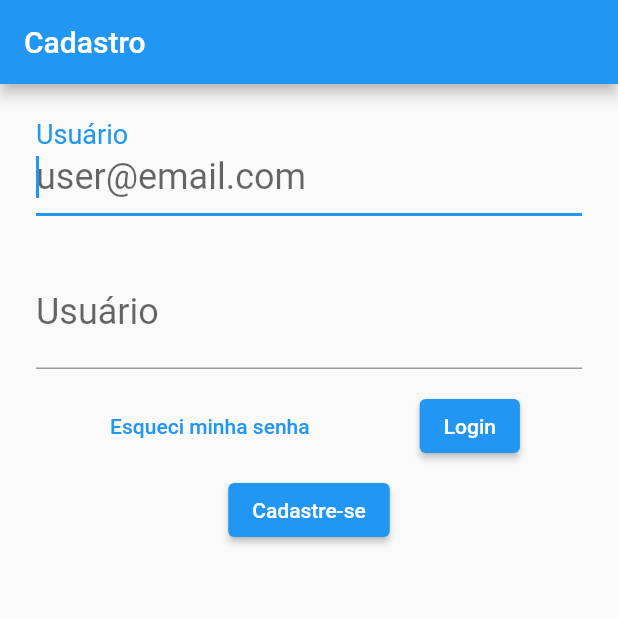
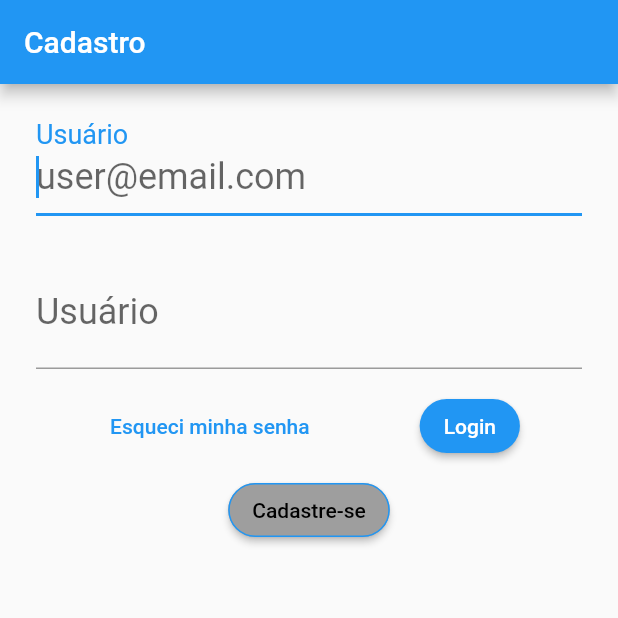
Before and after one commit to rafaelst97/guia_do_calouro, a Flutter app: the screen it shows after launch, on a phone screen of 412 x 824 dp, the top half of it. Run offline on Flutter 3.47's test engine with Material 2 defaults, Android fonts, the phone set to English and light mode, and no system bars.

Commit message:
Ajuste na cor do botão da tela de login

```diff
--- a/lib/widgets/tela_login/botao.dart
+++ b/lib/widgets/tela_login/botao.dart
@@ -4,6 +4,16 @@ import 'package:flutter/widgets.dart';
 class Botao extends StatelessWidget {
   @override
   Widget build(BuildContext context) {
-    return ElevatedButton(onPressed: () {}, child: Text("Login"));
+    return ElevatedButton(
+      onPressed: () {},
+      style: ButtonStyle(
+        shape: MaterialStateProperty.all<RoundedRectangleBorder>(
+          RoundedRectangleBorder(
+            borderRadius: BorderRadius.circular(18.0),
+          ),
+        ),
+      ),
+      child: Text("Login"),
+    );
   }
 }
--- a/lib/widgets/tela_login/botao_cadastro.dart
+++ b/lib/widgets/tela_login/botao_cadastro.dart
@@ -4,10 +4,17 @@ import 'package:flutter/widgets.dart';
 class BotaoCadastro extends StatelessWidget {
   @override
   Widget build(BuildContext context) {
-    return ElevatedButton(onPressed: () {},
+    return ElevatedButton(
+        onPressed: () {},
         style: ButtonStyle(
-
+          backgroundColor: MaterialStateProperty.all(Colors.grey),
+          shape: MaterialStateProperty.all<RoundedRectangleBorder>(
+            RoundedRectangleBorder(
+                borderRadius: BorderRadius.circular(18.0),
+                side: BorderSide(color: Colors.blue)),
+          ),
         ),
-        child: Text("Cadastre-se"));
+        child: Text("Cadastre-se",
+        style: TextStyle(color: Colors.black) ,));
   }
 }
```
